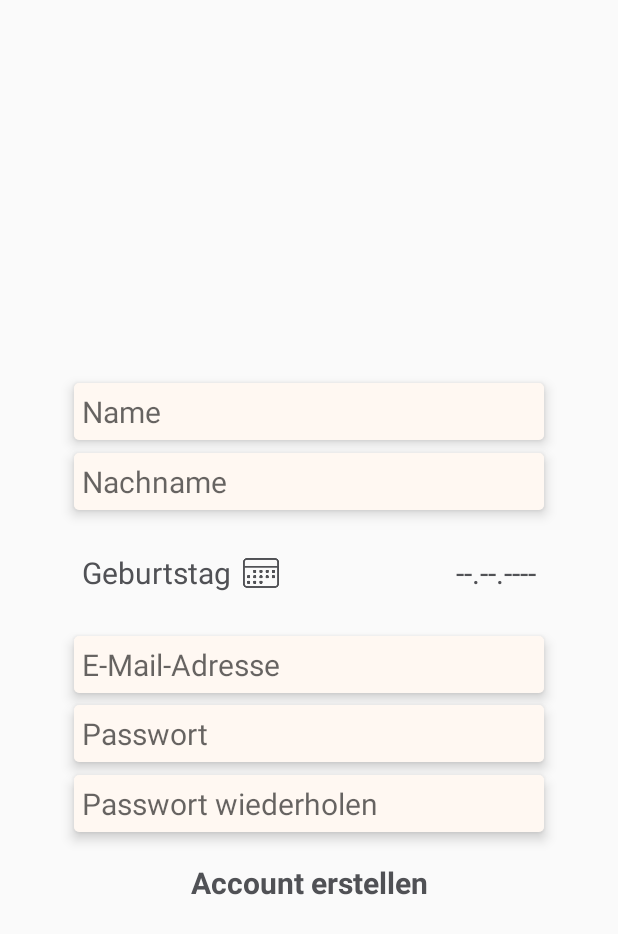
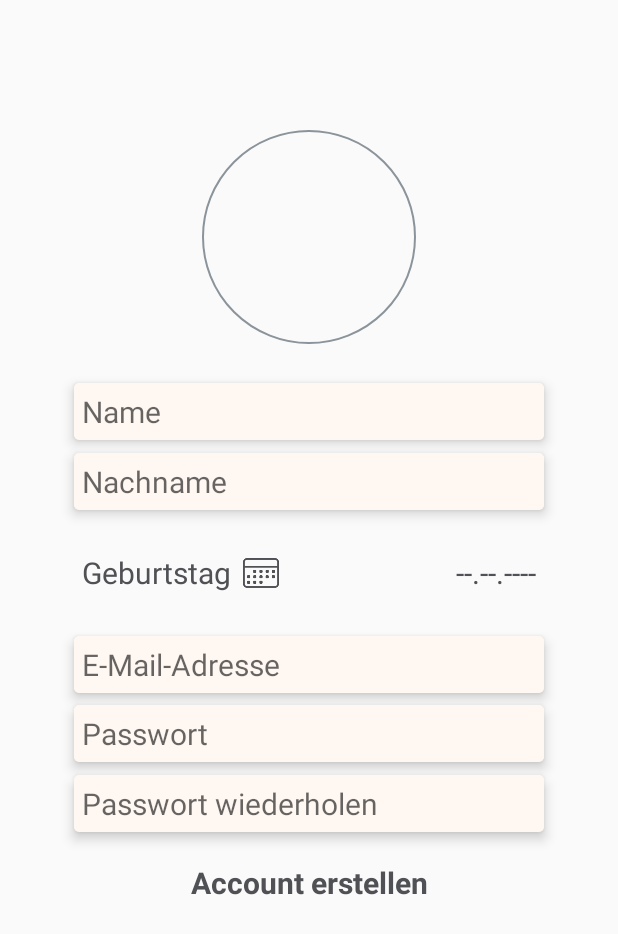
Before and after one commit to Locdoc01/griot-app, an Android app: the layout tab_create_account.xml on its own in the app's theme, with its tools: preview values and no code run, on a phone screen of 412 x 824 dp. Shown: the top 934 px of the screen. Run offline under Robolectric (Android 15) with nearby library versions, the phone set to English and light mode, and no system bars.

Commit message:
bug fixed about profile image view

```diff
--- a/app/src/main/res/layout/tab_create_account.xml
+++ b/app/src/main/res/layout/tab_create_account.xml
@@ -14,8 +14,9 @@
 
     <de.griot_app.griot.ProfileImageView
         android:id="@+id/profile_image"
-        android:layout_width="wrap_content"
+        android:layout_width="0dp"
         android:layout_height="0dp"
+        app:layout_constraintDimensionRatio="1:1"
         android:adjustViewBounds="true"
         app:layout_constraintTop_toTopOf="@id/guideline_profile_image_top"
         app:layout_constraintLeft_toLeftOf="parent"
```
